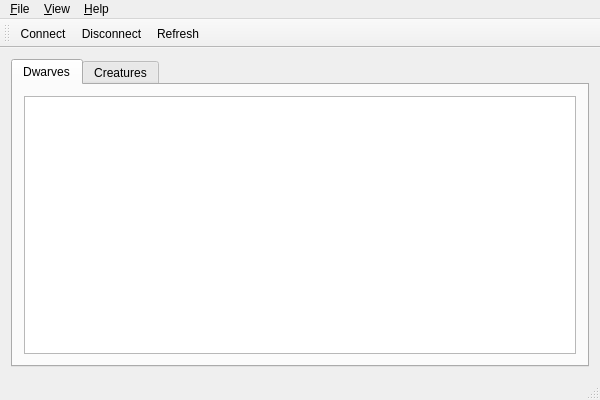
Before: the Qt Designer form Runesmith/runesmith.ui in DFHack/Runesmith, drawn with Qt 5.
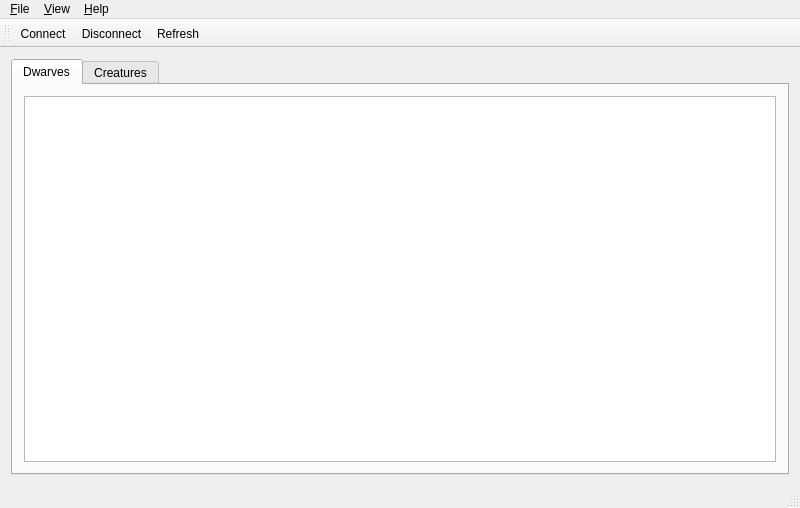
After: the same form once the commit is applied. Icons and pictures are not drawn.

Commit message: Caught attach exception, added skills, happiness

```diff
--- a/Runesmith/runesmith.ui
+++ b/Runesmith/runesmith.ui
@@ -6,8 +6,8 @@
    <rect>
     <x>0</x>
     <y>0</y>
-    <width>600</width>
-    <height>400</height>
+    <width>800</width>
+    <height>508</height>
    </rect>
   </property>
   <property name="windowTitle">
@@ -26,7 +26,14 @@
        </attribute>
        <layout class="QGridLayout" name="gridLayout_2">
         <item row="0" column="0">
-         <widget class="QTableView" name="dwarvesTV"/>
+         <widget class="QTableView" name="dwarvesTV">
+          <attribute name="horizontalHeaderStretchLastSection">
+           <bool>true</bool>
+          </attribute>
+          <attribute name="horizontalHeaderStretchLastSection">
+           <bool>true</bool>
+          </attribute>
+         </widget>
         </item>
        </layout>
       </widget>
@@ -49,7 +56,7 @@
     <rect>
      <x>0</x>
      <y>0</y>
-     <width>600</width>
+     <width>800</width>
      <height>21</height>
     </rect>
    </property>
```
The commit also changes 2 other files.
